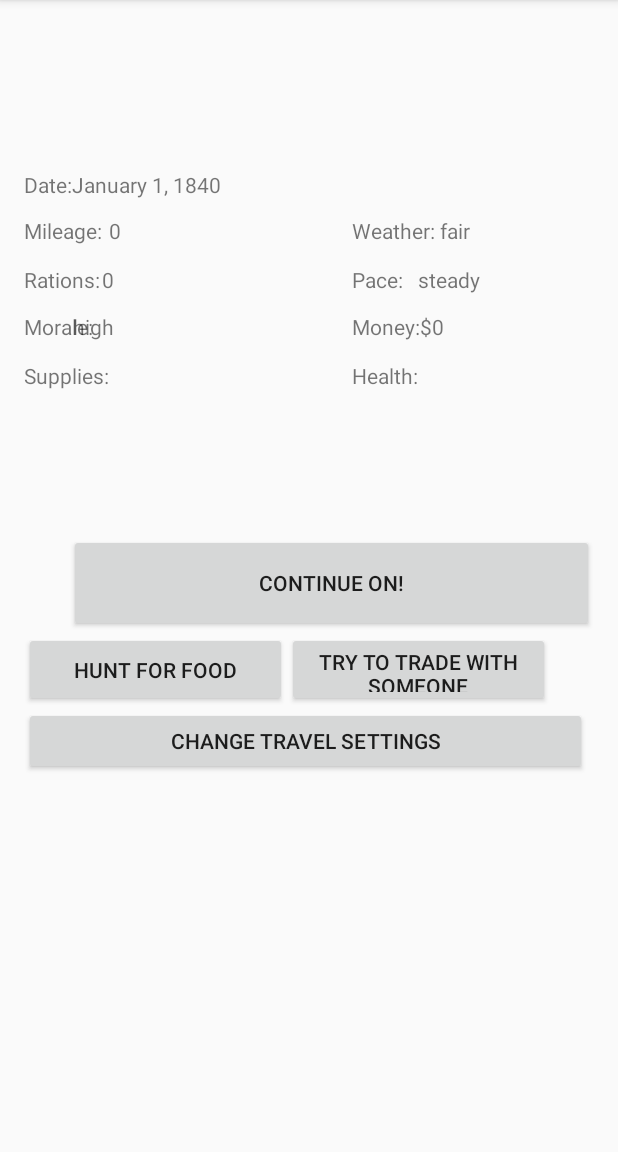
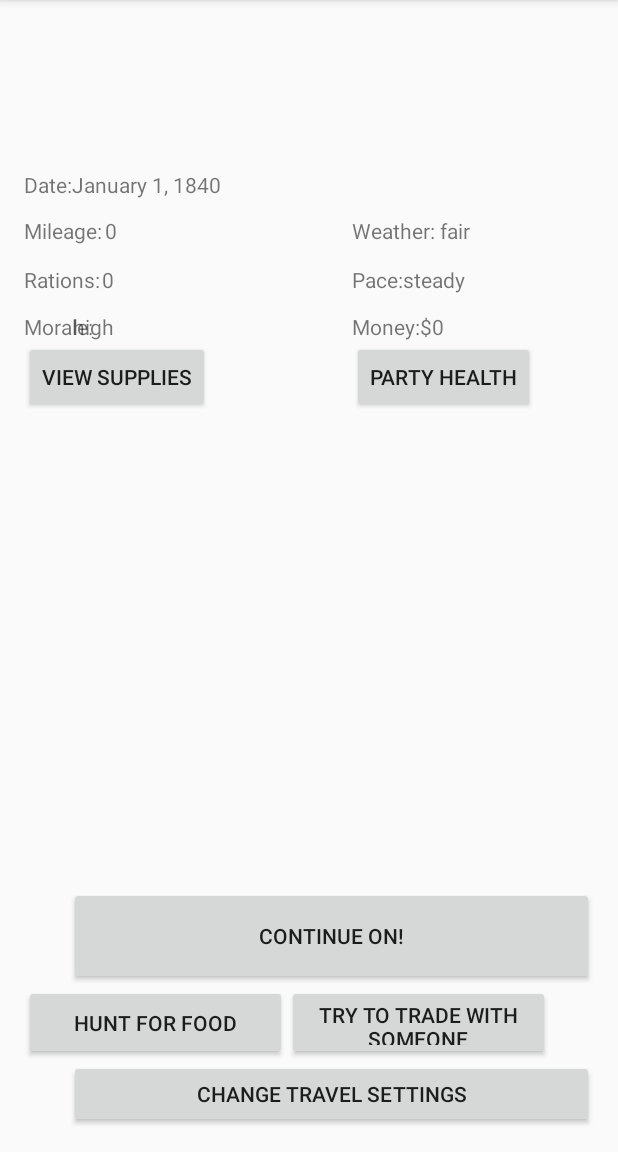
Before and after one commit to jjhaefner/WiscoTrail, an Android app: the MainScreen screen opened directly, with no data from a screen before it, on a phone screen of 412 x 824 dp, the part 84-1236 px from its top. Run offline under Robolectric (Android 15) with nearby library versions, the phone set to English and light mode, and no system bars.

Commit message:
added some buttons to the main screen + their activities

```diff
--- a/app/src/main/res/layout/activity_main_screen.xml
+++ b/app/src/main/res/layout/activity_main_screen.xml
@@ -79,16 +79,6 @@
         android:id="@+id/textView40" />
 
     <Button
-        android:text="Hunt for Food"
-        android:layout_width="175dp"
-        android:layout_below="@+id/button11"
-        android:layout_alignParentLeft="true"
-        android:layout_alignParentStart="true"
-        android:id="@+id/button12"
-        android:layout_height="50dp"
-        android:onClick="goHunting"/>
-
-    <Button
         android:text="Try to Trade with Someone"
         android:layout_width="175dp"
         android:layout_height="50dp"
@@ -108,47 +98,6 @@
         android:layout_alignParentLeft="true"
         android:layout_alignParentStart="true" />
 
-    <TextView
-        android:text="Supplies:"
-        android:layout_width="wrap_content"
-        android:layout_height="wrap_content"
-        android:layout_below="@+id/textView39"
-        android:layout_alignParentLeft="true"
-        android:layout_alignParentStart="true"
-        android:layout_marginTop="13dp"
-        android:id="@+id/textView44" />
-
-    <TextView
-        android:text="Health:"
-        android:layout_width="wrap_content"
-        android:layout_height="wrap_content"
-        android:layout_alignTop="@+id/textView44"
-        android:layout_toRightOf="@+id/textView37"
-        android:layout_toEndOf="@+id/textView37"
-        android:id="@+id/textView45" />
-
-    <Button
-        android:text="Change Travel Settings"
-        android:layout_height="45dp"
-        android:layout_below="@+id/button12"
-        android:layout_alignParentLeft="true"
-        android:layout_alignParentStart="true"
-        android:id="@+id/button14"
-        android:layout_width="375dp"
-        android:onClick="travelSettings"/>
-
-
-    <Button
-        android:text="Continue on!"
-        android:layout_width="350dp"
-        android:layout_marginTop="96dp"
-        android:id="@+id/button11"
-        android:layout_below="@+id/textView44"
-        android:layout_alignParentRight="true"
-        android:layout_alignParentEnd="true"
-        android:layout_height="65dp"
-        android:onClick="continueOn"/>
-
 
     <TextView
         android:text="TextView"
@@ -158,15 +107,6 @@
         android:layout_toRightOf="@+id/textView36"
         android:layout_toEndOf="@+id/textView36"
         android:id="@+id/date_field" />
-
-    <TextView
-        android:text="TextView"
-        android:layout_width="wrap_content"
-        android:layout_height="wrap_content"
-        android:layout_above="@+id/textView35"
-        android:layout_toRightOf="@+id/textView44"
-        android:layout_toEndOf="@+id/textView44"
-        android:id="@+id/mileage_field" />
 
     <TextView
         android:text="TextView"
@@ -192,15 +132,6 @@
         android:text="TextView"
         android:layout_width="wrap_content"
         android:layout_height="wrap_content"
-        android:layout_alignBottom="@+id/textView38"
-        android:layout_toRightOf="@+id/textView45"
-        android:layout_toEndOf="@+id/textView45"
-        android:id="@+id/pace_field" />
-
-    <TextView
-        android:text="TextView"
-        android:layout_width="wrap_content"
-        android:layout_height="wrap_content"
         android:layout_alignTop="@+id/textView39"
         android:layout_alignRight="@+id/rations_field"
         android:layout_alignEnd="@+id/rations_field"
@@ -215,5 +146,74 @@
         android:layout_toEndOf="@+id/textView40"
         android:id="@+id/money_field" />
 
+    <Button
+        android:text="Change Travel Settings"
+        android:layout_height="45dp"
+        android:id="@+id/button14"
+        android:layout_width="375dp"
+        android:onClick="travelSettings"
+        android:layout_alignParentBottom="true"
+        android:layout_alignLeft="@+id/button11"
+        android:layout_alignStart="@+id/button11" />
+
+    <Button
+        android:text="Hunt for Food"
+        android:layout_width="175dp"
+        android:id="@+id/button12"
+        android:layout_height="50dp"
+        android:onClick="goHunting"
+        android:layout_above="@+id/button14"
+        android:layout_alignParentLeft="true"
+        android:layout_alignParentStart="true" />
+
+    <Button
+        android:text="Continue on!"
+        android:layout_width="350dp"
+        android:id="@+id/button11"
+        android:layout_height="65dp"
+        android:onClick="continueOn"
+        android:layout_above="@+id/button13"
+        android:layout_alignParentRight="true"
+        android:layout_alignParentEnd="true" />
+
+    <Button
+        android:text="View Supplies"
+        android:layout_width="wrap_content"
+        android:layout_height="wrap_content"
+        android:id="@+id/viewSuppliesBtn"
+        android:layout_below="@+id/textView39"
+        android:layout_alignParentLeft="true"
+        android:layout_alignParentStart="true"
+        android:onClick="viewSupplies"/>
+
+    <TextView
+        android:text="TextView"
+        android:layout_width="wrap_content"
+        android:layout_height="wrap_content"
+        android:id="@+id/mileage_field"
+        android:layout_above="@+id/textView35"
+        android:layout_toRightOf="@+id/textView35"
+        android:layout_toEndOf="@+id/textView35" />
+
+    <TextView
+        android:text="TextView"
+        android:layout_width="wrap_content"
+        android:layout_height="wrap_content"
+        android:id="@+id/pace_field"
+        android:layout_alignBaseline="@+id/textView38"
+        android:layout_alignBottom="@+id/textView38"
+        android:layout_toRightOf="@+id/textView38"
+        android:layout_toEndOf="@+id/textView38" />
+
+    <Button
+        android:text="Party Health"
+        android:layout_width="wrap_content"
+        android:layout_height="wrap_content"
+        android:layout_below="@+id/textView40"
+        android:layout_toRightOf="@+id/textView37"
+        android:layout_toEndOf="@+id/textView37"
+        android:id="@+id/partyHealthBtn"
+        android:onClick="viewPartyHealth"/>
+
 
 </RelativeLayout>
--- /dev/null
+++ b/app/src/main/res/values-w820dp/dimens.xml
@@ -0,0 +1,6 @@
+<resources>
+    <!-- Example customization of dimensions originally defined in res/values/dimens.xml
+         (such as screen margins) for screens with more than 820dp of available width. This
+         would include 7" and 10" devices in landscape (~960dp and ~1280dp respectively). -->
+    <dimen name="activity_horizontal_margin">64dp</dimen>
+</resources>
```
Also changed, not shown: app/src/main/AndroidManifest.xml (+4 -4 lines), app/src/main/java/edu/wisc/ece/wiscotrail/MainScreen.java (+10 -0 lines), app/src/main/java/edu/wisc/ece/wiscotrail/PartyHealth.java (added, +13 -0 lines), app/src/main/java/edu/wisc/ece/wiscotrail/ViewSupplies.java (added, +13 -0 lines), app/src/main/res/layout/activity_party_health.xml (added, +13 -0 lines), app/src/main/res/layout/activity_view_supplies.xml (added, +13 -0 lines).
